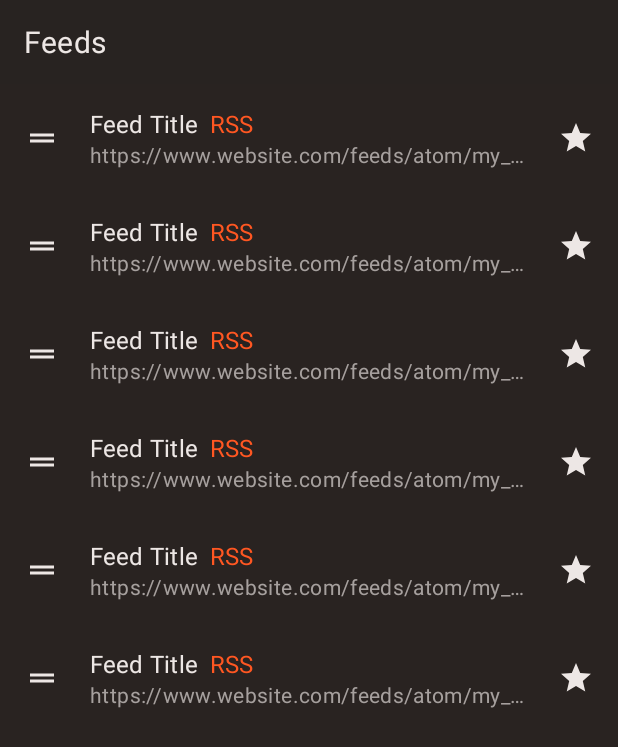
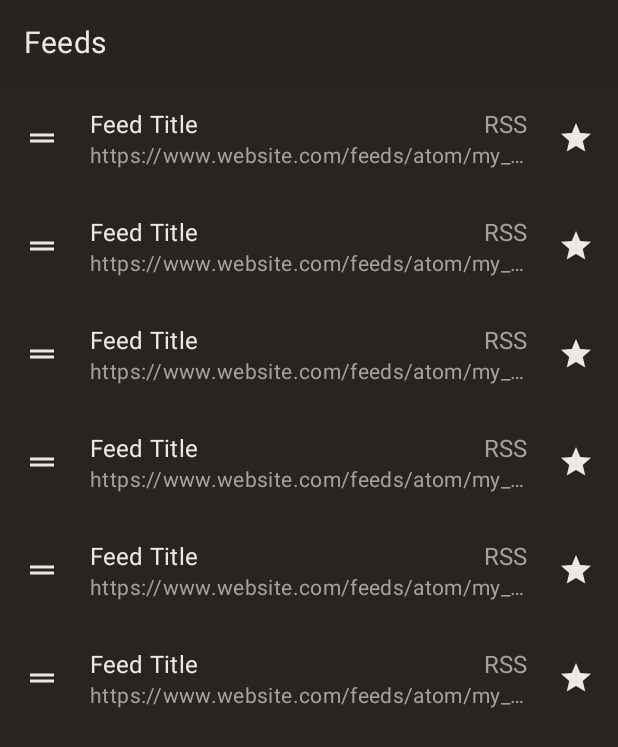
Before and after one commit to ediTLJ/novelty, an Android app: the layout activity_feeds.xml on its own in the app's theme, with its tools: preview values and no code run, on a phone screen of 412 x 824 dp. Shown: the top 747 px of the screen. Run offline under Robolectric (Android 15) with nearby library versions, the phone set to English and light mode, and no system bars; Roboto replaces fonts that are not available here.

Commit message:
feed type UI change

```diff
--- a/app/src/main/java/ro/edi/novelty/ui/FeedInfoActivity.kt
+++ b/app/src/main/java/ro/edi/novelty/ui/FeedInfoActivity.kt
@@ -27,7 +27,6 @@ import androidx.lifecycle.Observer
 import androidx.lifecycle.ViewModelProviders
 import ro.edi.novelty.R
 import ro.edi.novelty.databinding.ActivityFeedInfoBinding
-import ro.edi.novelty.model.TYPE_RSS
 import ro.edi.novelty.ui.viewmodel.FeedsViewModel
 import timber.log.Timber.i as logi
 
@@ -43,7 +42,8 @@ class FeedInfoActivity : AppCompatActivity() {
     override fun onCreate(savedInstanceState: Bundle?) {
         super.onCreate(savedInstanceState)
 
-        val binding: ActivityFeedInfoBinding = DataBindingUtil.setContentView(this, R.layout.activity_feed_info)
+        val binding: ActivityFeedInfoBinding =
+            DataBindingUtil.setContentView(this, R.layout.activity_feed_info)
         binding.lifecycleOwner = this
         binding.model = feedsModel
 
--- a/app/src/main/res/layout/feed_item.xml
+++ b/app/src/main/res/layout/feed_item.xml
@@ -47,8 +47,9 @@
 
             <TextView
                 android:id="@+id/feed_title"
-                android:layout_width="wrap_content"
+                android:layout_width="0dp"
                 android:layout_height="match_parent"
+                android:layout_weight="1"
                 android:ellipsize="end"
                 android:lines="1"
                 android:text="@{model.getFeed(position).title}"
@@ -64,7 +65,7 @@
                 android:lines="1"
                 android:text="@{context.getString(model.getFeedTypeRes(position))}"
                 android:textAppearance="@style/App.TextAppearance.Subtitle1"
-                android:textColor="?colorPrimary"
+                android:textColor="?android:textColorSecondary"
                 tools:text="RSS" />
             </LinearLayout>
 
```
